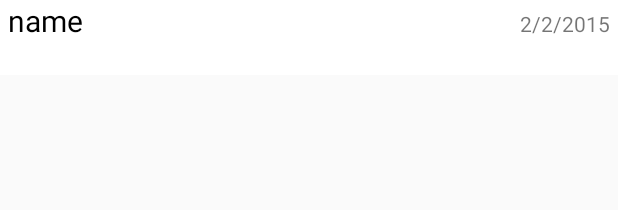
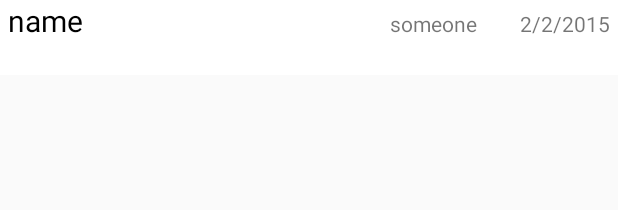
Before and after one commit to cloudloverty/madcamp2, an Android app: the layout tab_fragment_3_list_template.xml on its own in the app's theme, with its tools: preview values and no code run, on a phone screen of 412 x 824 dp. Shown: the top 210 px of the screen. Run offline under Robolectric (Android 15) with nearby library versions, the phone set to English and light mode, and no system bars.

Commit message:
fix some issue

```diff
--- a/app/src/main/res/layout/tab_fragment_3_list_template.xml
+++ b/app/src/main/res/layout/tab_fragment_3_list_template.xml
@@ -11,31 +11,32 @@
         android:layout_height="0dp"
         android:layout_weight="1"
         android:orientation="horizontal"
-        android:weightSum="2" >
+        android:weightSum="1" >
 
         <TextView
             android:id="@+id/txtnamerow"
             android:layout_width="0dp"
             android:layout_height="wrap_content"
             android:layout_marginLeft="5dp"
-            android:layout_weight="1.2"
+            android:layout_weight="0.8"
             android:text="name"
             android:textColor="#000000"
             android:textSize="20sp" />
 
         <TextView
             android:id="@+id/txtidrow"
-            android:layout_width="0dp"
+            android:layout_width="wrap_content"
             android:layout_height="wrap_content"
-            android:layout_weight="0"
-            android:visibility="gone" />
+            android:gravity="right"
+            android:layout_weight="0.1"
+            android:text="someone" />
 
         <TextView
             android:id="@+id/txtdate"
-            android:layout_width="0dp"
+            android:layout_width="wrap_content"
             android:layout_height="wrap_content"
             android:layout_marginRight="5dp"
-            android:layout_weight="0.8"
+            android:layout_weight="0.1"
             android:gravity="right"
             android:text="2/2/2015" />
     </LinearLayout>
```
Also changed, not shown: app/src/main/res/layout/tab_fragment_2_activity_album.xml (deleted, +0 -37 lines), app/src/main/res/layout/tab_fragment_2_take_picture.xml (deleted, +0 -20 lines).
